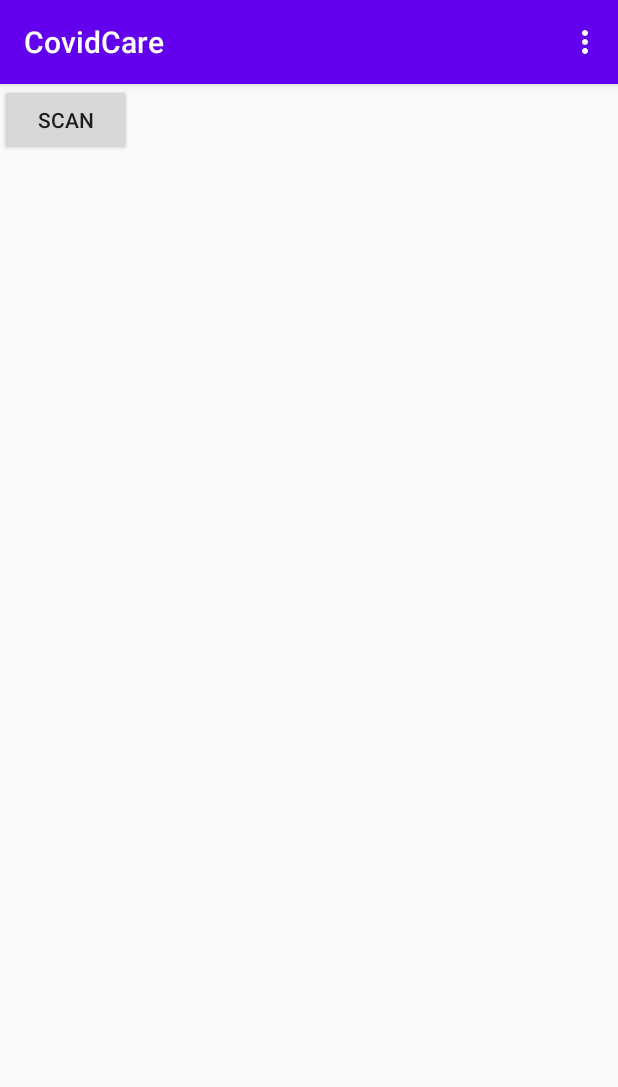
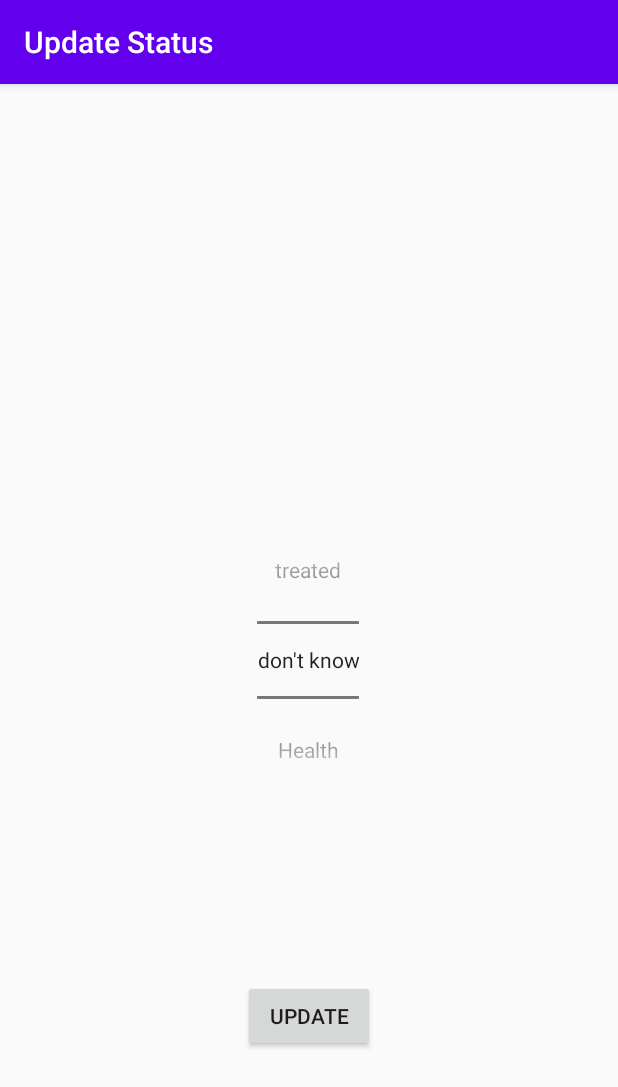
Before and after one commit to DiaaZiada/CovidCare-AndroidApp, an Android app: the screen it shows after launch (MainActivity before the commit, StatusActivity after it), in the options menu, after a tap on "Update Status", on a phone screen of 412 x 824 dp. Shown: the top 1087 px of the screen. Run offline under Robolectric (Android 15) with nearby library versions, the phone set to English and light mode, and no system bars; our stand-ins replace Room's generated code; 2 statements that could not run were skipped.

Commit message:
added status activity

```diff
--- a/app/build.gradle
+++ b/app/build.gradle
@@ -45,7 +45,8 @@ dependencies {
     implementation 'androidx.lifecycle:lifecycle-extensions:2.2.0'
 
     implementation "androidx.room:room-runtime:$room_version"
-    annotationProcessor "androidx.room:room-compiler:$room_version" // For Kotlin use kapt instead of annotationProcessor
+    annotationProcessor "androidx.room:room-compiler:$room_version"
+    // For Kotlin use kapt instead of annotationProcessor
 //
 
     implementation "androidx.concurrent:concurrent-futures:1.0.0"
--- a/app/src/main/AndroidManifest.xml
+++ b/app/src/main/AndroidManifest.xml
@@ -5,10 +5,10 @@
     <uses-permission android:name="android.permission.BLUETOOTH" />
     <uses-permission android:name="android.permission.BLUETOOTH_ADMIN" />
     <uses-permission android:name="android.permission.ACCESS_COARSE_LOCATION" />
-    <uses-permission android:name="android.permission.ACCESS_FINE_LOCATION"/>
-    <uses-permission android:name="android.permission.ACCESS_COARSE_LOCATION"/>
-    <uses-permission android:name="android.permission.INTERNET"/>
-    <uses-permission android:name="javaandroid.permission.BLUETOOTH"/>
+    <uses-permission android:name="android.permission.ACCESS_FINE_LOCATION" />
+    <uses-permission android:name="android.permission.ACCESS_COARSE_LOCATION" />
+    <uses-permission android:name="android.permission.INTERNET" />
+    <uses-permission android:name="javaandroid.permission.BLUETOOTH" />
 
     <application
         android:allowBackup="true"
@@ -25,9 +25,11 @@
                 <category android:name="android.intent.category.LAUNCHER" />
             </intent-filter>
         </activity>
-    <activity android:name=".MeetingInfoActivity"/>
+        <activity android:name=".MeetingInfoActivity" />
+        <activity android:name=".StatusActivity"/>
 
-        <service android:name=".MyService"/>
+
+        <service android:name=".MyService" />
     </application>
 
 </manifest>
--- a/app/src/main/java/com/example/covidcare/MainActivity.java
+++ b/app/src/main/java/com/example/covidcare/MainActivity.java
@@ -31,6 +31,10 @@ import table.Device;
 public class MainActivity extends AppCompatActivity {
 
     private static final String TAG = "MainActivity";
+
+    public static final int UPDATE_STATUS_REQUEST = 1;
+    public static final String EXTRA_INDEX = "com.example.covidcare.MainActivity.EXTRA_INDEX";
+
 
     public static final int REQUEST_ACCESS_COARSE_LOCATION = 1;
     public static final int REQUEST_ENABLE_BLUETOOTH = 11;
@@ -85,6 +89,17 @@ public class MainActivity extends AppCompatActivity {
     }
 
     @Override
+    protected void onActivityResult(int requestCode, int resultCode, Intent data) {
+        super.onActivityResult(requestCode, resultCode, data);
+        if (requestCode == UPDATE_STATUS_REQUEST && resultCode == RESULT_OK) {
+            int index = data.getIntExtra(StatusActivity.EXTRA_NEW_INDEX, 0);
+            Toast.makeText(this, "Note saved"+index, Toast.LENGTH_SHORT).show();
+        } else {
+            Toast.makeText(this, "Note not saved", Toast.LENGTH_SHORT).show();
+        }
+    }
+
+    @Override
     public boolean onCreateOptionsMenu(Menu menu) {
         MenuInflater inflater = getMenuInflater();
         inflater.inflate(R.menu.menu, menu);
@@ -95,10 +110,15 @@ public class MainActivity extends AppCompatActivity {
         switch (item.getItemId()) {
             case R.id.meetingInfo:
                 Toast.makeText(this, "meeting Info selected", Toast.LENGTH_SHORT).show();
-                Intent intent = new Intent(MainActivity.this, MeetingInfoActivity.class);
-                startActivity(intent);
+                Intent meetingIntent = new Intent(MainActivity.this, MeetingInfoActivity.class);
+                startActivity(meetingIntent);
                 return true;
             case R.id.updataStatus:
+                Intent statusIntent = new Intent(MainActivity.this, StatusActivity.class);
+                statusIntent.putExtra(EXTRA_INDEX, 0);
+                startActivityForResult(statusIntent, UPDATE_STATUS_REQUEST);
+
+
                 Toast.makeText(this, "updata Status selected", Toast.LENGTH_SHORT).show();
                 return true;
             default:
@@ -175,15 +195,7 @@ public class MainActivity extends AppCompatActivity {
         }
     }
 //
-    @Override
-    protected void onActivityResult(int requestCode, int resultCode, Intent data) {
-        super.onActivityResult( requestCode, resultCode, data );
-        if(requestCode == REQUEST_ENABLE_BLUETOOTH){
-            checkBluetoothState();
-        }
-    }
-//
-//
+
     @Override
     public void onRequestPermissionsResult(int requestCode, String[] permissions, int[] grantResults) {
         super.onRequestPermissionsResult( requestCode, permissions, grantResults );
--- /dev/null
+++ b/app/src/main/java/com/example/covidcare/StatusActivity.java
@@ -0,0 +1,58 @@
+package com.example.covidcare;
+
+import androidx.appcompat.app.AppCompatActivity;
+
+import android.content.Intent;
+import android.os.Bundle;
+import android.view.View;
+import android.widget.Button;
+import android.widget.NumberPicker;
+
+public class StatusActivity extends AppCompatActivity {
+
+    private static final String TAG = "StatusActivity";
+
+    public static final String EXTRA_NEW_INDEX = "com.example.covidcare.StatusActivity.EXTRA_NEW_INDEX";
+
+
+    private NumberPicker numberPicker;
+    private Button btnUpdate;
+
+    @Override
+    protected void onCreate(Bundle savedInstanceState) {
+        super.onCreate(savedInstanceState);
+        setContentView(R.layout.activity_status);
+
+        Intent intent = getIntent();
+        int index = intent.getIntExtra(MainActivity.EXTRA_INDEX, 0);
+
+        setTitle("Update Status");
+
+        numberPicker = (NumberPicker) findViewById(R.id.status_picker);
+        numberPicker.setMinValue(0);
+        numberPicker.setMaxValue(3);
+
+        numberPicker.setDisplayedValues(new String[] { "don't know", "Health", "Infected", "treated"});
+        numberPicker.setValue(index);
+
+        numberPicker.setDefaultFocusHighlightEnabled(true);
+
+        btnUpdate = (Button) findViewById(R.id.btnUpdate);
+
+        btnUpdate.setOnClickListener(new View.OnClickListener() {
+            @Override
+            public void onClick(View v) {
+                int new_index = numberPicker.getValue();
+                Intent data = new Intent();
+                data.putExtra(EXTRA_NEW_INDEX, new_index);
+                setResult(RESULT_OK, data);
+                finish();
+
+            }
+        });
+
+
+    }
+
+
+}
--- /dev/null
+++ b/app/src/main/res/layout/activity_status.xml
@@ -0,0 +1,29 @@
+<?xml version="1.0" encoding="utf-8"?>
+<androidx.constraintlayout.widget.ConstraintLayout xmlns:android="http://schemas.android.com/apk/res/android"
+    xmlns:app="http://schemas.android.com/apk/res-auto"
+    xmlns:tools="http://schemas.android.com/tools"
+    android:layout_width="match_parent"
+    android:layout_height="match_parent"
+    tools:context=".StatusActivity">
+
+    <NumberPicker
+        android:id="@+id/status_picker"
+        android:layout_width="wrap_content"
+        android:layout_height="wrap_content"
+        app:layout_constraintBottom_toBottomOf="parent"
+        app:layout_constraintEnd_toEndOf="parent"
+        app:layout_constraintHorizontal_bias="0.498"
+        app:layout_constraintStart_toStartOf="parent"
+        app:layout_constraintTop_toTopOf="parent" />
+
+    <Button
+        android:id="@+id/btnUpdate"
+        android:layout_width="wrap_content"
+        android:layout_height="wrap_content"
+        android:text="Update"
+        app:layout_constraintBottom_toBottomOf="parent"
+        app:layout_constraintEnd_toEndOf="parent"
+        app:layout_constraintStart_toStartOf="parent"
+        app:layout_constraintTop_toBottomOf="@+id/status_picker" />
+
+</androidx.constraintlayout.widget.ConstraintLayout>
```
